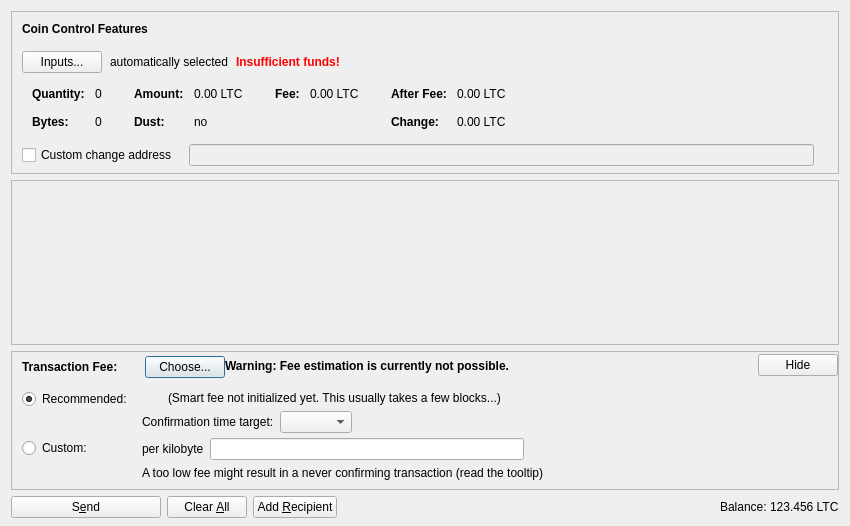
Old version of the form src/qt/forms/sendcoinsdialog.ui in the repository minblock/majesteescoin.
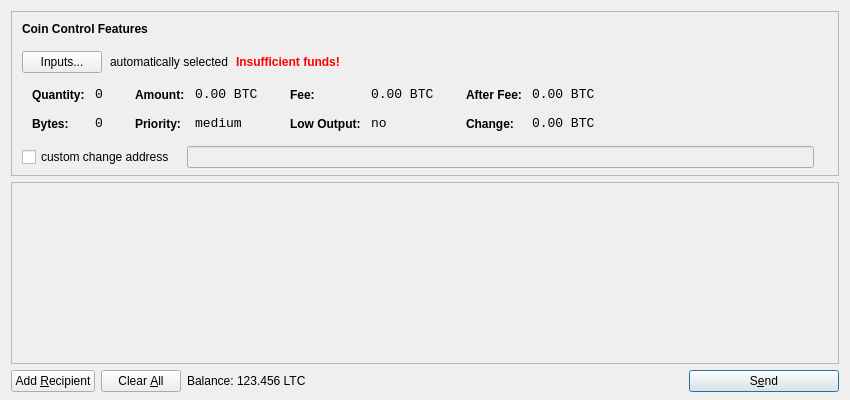
New version of the form. Icons and pictures are not drawn. Custom widgets are drawn as their Qt base class.

Diff of the .ui file:
```diff
--- a/src/qt/forms/sendcoinsdialog.ui
+++ b/src/qt/forms/sendcoinsdialog.ui
@@ -7,13 +7,13 @@
     <x>0</x>
     <y>0</y>
     <width>850</width>
-    <height>526</height>
+    <height>400</height>
    </rect>
   </property>
   <property name="windowTitle">
    <string>Send Coins</string>
   </property>
-  <layout class="QVBoxLayout" name="verticalLayout" stretch="0,1,0,0">
+  <layout class="QVBoxLayout" name="verticalLayout" stretch="0,1,0">
    <property name="bottomMargin">
     <number>8</number>
    </property>
@@ -39,7 +39,7 @@
      </property>
      <layout class="QVBoxLayout" name="verticalLayoutCoinControl2">
       <property name="spacing">
-       <number>0</number>
+       <number>-1</number>
       </property>
       <property name="leftMargin">
        <number>0</number>
@@ -109,9 +109,6 @@
             <property name="text">
              <string>Inputs...</string>
             </property>
-            <property name="autoDefault">
-             <bool>false</bool>
-            </property>
            </widget>
           </item>
           <item>
@@ -176,16 +173,7 @@
            <string notr="true"/>
           </property>
           <layout class="QHBoxLayout" name="horizontalLayoutCoinControl5">
-           <property name="leftMargin">
-            <number>0</number>
-           </property>
-           <property name="topMargin">
-            <number>0</number>
-           </property>
-           <property name="rightMargin">
-            <number>0</number>
-           </property>
-           <property name="bottomMargin">
+           <property name="margin">
             <number>0</number>
            </property>
            <item>
@@ -218,11 +206,8 @@
                </property>
                <item row="0" column="0">
                 <widget class="QLabel" name="labelCoinControlQuantityText">
-                 <property name="font">
-                  <font>
-                   <weight>75</weight>
-                   <bold>true</bold>
-                  </font>
+                 <property name="styleSheet">
+                  <string notr="true">font-weight:bold;</string>
                  </property>
                  <property name="text">
                   <string>Quantity:</string>
@@ -234,6 +219,12 @@
                </item>
                <item row="0" column="1">
                 <widget class="QLabel" name="labelCoinControlQuantity">
+                 <property name="font">
+                  <font>
+                   <family>Monospace</family>
+                   <pointsize>10</pointsize>
+                  </font>
+                 </property>
                  <property name="cursor">
                   <cursorShape>IBeamCursor</cursorShape>
                  </property>
@@ -253,11 +244,8 @@
                </item>
                <item row="1" column="0">
                 <widget class="QLabel" name="labelCoinControlBytesText">
-                 <property name="font">
-                  <font>
-                   <weight>75</weight>
-                   <bold>true</bold>
-                  </font>
+                 <property name="styleSheet">
+                  <string notr="true">font-weight:bold;</string>
                  </property>
                  <property name="text">
                   <string>Bytes:</string>
@@ -266,6 +254,12 @@
                </item>
                <item row="1" column="1">
                 <widget class="QLabel" name="labelCoinControlBytes">
+                 <property name="font">
+                  <font>
+                   <family>Monospace</family>
+                   <pointsize>10</pointsize>
+                  </font>
+                 </property>
                  <property name="cursor">
                   <cursorShape>IBeamCursor</cursorShape>
                  </property>
@@ -301,11 +295,8 @@
                </property>
                <item row="0" column="0">
                 <widget class="QLabel" name="labelCoinControlAmountText">
-                 <property name="font">
-                  <font>
-                   <weight>75</weight>
-                   <bold>true</bold>
-                  </font>
+                 <property name="styleSheet">
+                  <string notr="true">font-weight:bold;</string>
                  </property>
                  <property name="text">
                   <string>Amount:</string>
@@ -317,6 +308,12 @@
                </item>
                <item row="0" column="1">
                 <widget class="QLabel" name="labelCoinControlAmount">
+                 <property name="font">
+                  <font>
+                   <family>Monospace</family>
+                   <pointsize>10</pointsize>
+                  </font>
+                 </property>
                  <property name="cursor">
                   <cursorShape>IBeamCursor</cursorShape>
                  </property>
@@ -324,7 +321,7 @@
                   <enum>Qt::ActionsContextMenu</enum>
                  </property>
                  <property name="text">
-                  <string notr="true">0.00 LTC</string>
+                  <string notr="true">0.00 BTC</string>
                  </property>
                  <property name="textInteractionFlags">
                   <set>Qt::LinksAccessibleByMouse|Qt::TextSelectableByKeyboard|Qt::TextSelectableByMouse</set>
@@ -332,20 +329,23 @@
                 </widget>
                </item>
                <item row="1" column="0">
-                <widget class="QLabel" name="labelCoinControlLowOutputText">
-                 <property name="font">
-                  <font>
-                   <weight>75</weight>
-                   <bold>true</bold>
-                  </font>
+                <widget class="QLabel" name="labelCoinControlPriorityText">
+                 <property name="styleSheet">
+                  <string notr="true">font-weight:bold;</string>
                  </property>
                  <property name="text">
-                  <string>Dust:</string>
+                  <string>Priority:</string>
                  </property>
                 </widget>
                </item>
                <item row="1" column="1">
-                <widget class="QLabel" name="labelCoinControlLowOutput">
+                <widget class="QLabel" name="labelCoinControlPriority">
+                 <property name="font">
+                  <font>
+                   <family>Monospace</family>
+                   <pointsize>10</pointsize>
+                  </font>
+                 </property>
                  <property name="cursor">
                   <cursorShape>IBeamCursor</cursorShape>
                  </property>
@@ -353,7 +353,7 @@
                   <enum>Qt::ActionsContextMenu</enum>
                  </property>
                  <property name="text">
-                  <string notr="true">no</string>
+                  <string>medium</string>
                  </property>
                  <property name="textInteractionFlags">
                   <set>Qt::LinksAccessibleByMouse|Qt::TextSelectableByKeyboard|Qt::TextSelectableByMouse</set>
@@ -381,11 +381,8 @@
                </property>
                <item row="0" column="0">
                 <widget class="QLabel" name="labelCoinControlFeeText">
-                 <property name="font">
-                  <font>
-                   <weight>75</weight>
-                   <bold>true</bold>
-                  </font>
+                 <property name="styleSheet">
+                  <string notr="true">font-weight:bold;</string>
                  </property>
                  <property name="text">
                   <string>Fee:</string>
@@ -397,6 +394,12 @@
                </item>
                <item row="0" column="1">
                 <widget class="QLabel" name="labelCoinControlFee">
+                 <property name="font">
+                  <font>
+                   <family>Monospace</family>
+                   <pointsize>10</pointsize>
+                  </font>
+                 </property>
                  <property name="cursor">
                   <cursorShape>IBeamCursor</cursorShape>
                  </property>
@@ -404,7 +407,39 @@
                   <enum>Qt::ActionsContextMenu</enum>
                  </property>
                  <property name="text">
-                  <string notr="true">0.00 LTC</string>
+                  <string notr="true">0.00 BTC</string>
+                 </property>
+                 <property name="textInteractionFlags">
+                  <set>Qt::LinksAccessibleByMouse|Qt::TextSelectableByKeyboard|Qt::TextSelectableByMouse</set>
+                 </property>
+                </widget>
+               </item>
+               <item row="1" column="0">
+                <widget class="QLabel" name="labelCoinControlLowOutputText">
+                 <property name="styleSheet">
+                  <string notr="true">font-weight:bold;</string>
+                 </property>
+                 <property name="text">
+                  <string>Low Output:</string>
+                 </property>
+                </widget>
+               </item>
+               <item row="1" column="1">
+                <widget class="QLabel" name="labelCoinControlLowOutput">
+                 <property name="font">
+                  <font>
+                   <family>Monospace</family>
+                   <pointsize>10</pointsize>
+                  </font>
+                 </property>
+                 <property name="cursor">
+                  <cursorShape>IBeamCursor</cursorShape>
+                 </property>
+                 <property name="contextMenuPolicy">
+                  <enum>Qt::ActionsContextMenu</enum>
+                 </property>
+                 <property name="text">
+                  <string>no</string>
                  </property>
                  <property name="textInteractionFlags">
                   <set>Qt::LinksAccessibleByMouse|Qt::TextSelectableByKeyboard|Qt::TextSelectableByMouse</set>
@@ -432,11 +467,8 @@
                </property>
                <item row="0" column="0">
                 <widget class="QLabel" name="labelCoinControlAfterFeeText">
-                 <property name="font">
-                  <font>
-                   <weight>75</weight>
-                   <bold>true</bold>
-                  </font>
+                 <property name="styleSheet">
+                  <string notr="true">font-weight:bold;</string>
                  </property>
                  <property name="text">
                   <string>After Fee:</string>
@@ -448,6 +480,12 @@
                </item>
                <item row="0" column="1">
                 <widget class="QLabel" name="labelCoinControlAfterFee">
+                 <property name="font">
+                  <font>
+                   <family>Monospace</family>
+                   <pointsize>10</pointsize>
+                  </font>
+                 </property>
                  <property name="cursor">
                   <cursorShape>IBeamCursor</cursorShape>
                  </property>
@@ -455,7 +493,7 @@
                   <enum>Qt::ActionsContextMenu</enum>
                  </property>
                  <property name="text">
-                  <string notr="true">0.00 LTC</string>
+                  <string notr="true">0.00 BTC</string>
                  </property>
                  <property name="textInteractionFlags">
                   <set>Qt::LinksAccessibleByMouse|Qt::TextSelectableByKeyboard|Qt::TextSelectableByMouse</set>
@@ -464,11 +502,8 @@
                </item>
                <item row="1" column="0">
                 <widget class="QLabel" name="labelCoinControlChangeText">
-                 <property name="font">
-                  <font>
-                   <weight>75</weight>
-                   <bold>true</bold>
-                  </font>
+                 <property name="styleSheet">
+                  <string notr="true">font-weight:bold;</string>
                  </property>
                  <property name="text">
                   <string>Change:</string>
@@ -477,6 +512,12 @@
                </item>
                <item row="1" column="1">
                 <widget class="QLabel" name="labelCoinControlChange">
+                 <property name="font">
+                  <font>
+                   <family>Monospace</family>
+                   <pointsize>10</pointsize>
+                  </font>
+                 </property>
                  <property name="cursor">
                   <cursorShape>IBeamCursor</cursorShape>
                  </property>
@@ -484,7 +525,7 @@
                   <enum>Qt::ActionsContextMenu</enum>
                  </property>
                  <property name="text">
-                  <string notr="true">0.00 LTC</string>
+                  <string notr="true">0.00 BTC</string>
                  </property>
                  <property name="textInteractionFlags">
                   <set>Qt::LinksAccessibleByMouse|Qt::TextSelectableByKeyboard|Qt::TextSelectableByMouse</set>
@@ -514,16 +555,13 @@
           </property>
           <item>
            <widget class="QCheckBox" name="checkBoxCoinControlChange">
-            <property name="toolTip">
-             <string>If this is activated, but the change address is empty or invalid, change will be sent to a newly generated address.</string>
-            </property>
             <property name="text">
-             <string>Custom change address</string>
+             <string>custom change address</string>
             </property>
            </widget>
           </item>
           <item>
-           <widget class="QValidatedLineEdit" name="lineEditCoinControlChange">
+           <widget class="QLineEdit" name="lineEditCoinControlChange">
             <property name="enabled">
              <bool>false</bool>
             </property>
@@ -588,20 +626,11 @@
         <x>0</x>
         <y>0</y>
         <width>830</width>
-        <height>104</height>
+        <height>165</height>
        </rect>
       </property>
-      <layout class="QVBoxLayout" name="verticalLayout_2" stretch="0,1">
-       <property name="leftMargin">
-        <number>0</number>
-       </property>
-       <property name="topMargin">
-        <number>0</number>
-       </property>
-       <property name="rightMargin">
-        <number>0</number>
-       </property>
-       <property name="bottomMargin">
+      <layout class="QVBoxLayout" name="verticalLayout_2">
+       <property name="margin">
         <number>0</number>
        </property>
        <item>
@@ -628,497 +657,23 @@
      </widget>
     </widget>
    </item>
-   <item>
-    <widget class="QFrame" name="frameFee">
-     <property name="sizePolicy">
-      <sizepolicy hsizetype="Expanding" vsizetype="Expanding">
-       <horstretch>0</horstretch>
-       <verstretch>0</verstretch>
-      </sizepolicy>
-     </property>
-     <property name="maximumSize">
-      <size>
-       <width>16777215</width>
-       <height>16777215</height>
-      </size>
-     </property>
-     <property name="frameShape">
-      <enum>QFrame::StyledPanel</enum>
-     </property>
-     <property name="frameShadow">
-      <enum>QFrame::Sunken</enum>
-     </property>
-     <layout class="QVBoxLayout" name="verticalLayoutFee1">
-      <property name="spacing">
-       <number>0</number>
-      </property>
-      <property name="leftMargin">
-       <number>0</number>
-      </property>
-      <property name="topMargin">
-       <number>0</number>
-      </property>
-      <property name="rightMargin">
-       <number>0</number>
-      </property>
-      <property name="bottomMargin">
-       <number>0</number>
-      </property>
-      <item>
-       <layout class="QVBoxLayout" name="verticalLayoutFee2" stretch="0,0,0">
-        <property name="spacing">
-         <number>0</number>
-        </property>
-        <property name="leftMargin">
-         <number>10</number>
-        </property>
-        <property name="topMargin">
-         <number>0</number>
-        </property>
-        <item>
-         <layout class="QHBoxLayout" name="horizontalLayoutFee1">
-          <property name="bottomMargin">
-           <number>0</number>
-          </property>
-          <item>
-           <layout class="QVBoxLayout" name="verticalLayoutFee7">
-            <property name="spacing">
-             <number>0</number>
-            </property>
-            <item>
-             <spacer name="verticalSpacerSmartFee">
-              <property name="orientation">
-               <enum>Qt::Vertical</enum>
-              </property>
-              <property name="sizeType">
-               <enum>QSizePolicy::Fixed</enum>
-              </property>
-              <property name="sizeHint" stdset="0">
-               <size>
-                <width>1</width>
-                <height>4</height>
-               </size>
-              </property>
-             </spacer>
-            </item>
-            <item>
-             <layout class="QHBoxLayout" name="horizontalLayoutSmartFee">
-              <property name="spacing">
-               <number>10</number>
-              </property>
-              <item>
-               <widget class="QLabel" name="labelFeeHeadline">
-                <property name="sizePolicy">
-                 <sizepolicy hsizetype="Preferred" vsizetype="Maximum">
-                  <horstretch>0</horstretch>
-                  <verstretch>0</verstretch>
-                 </sizepolicy>
-                </property>
-                <property name="font">
-                 <font>
-                  <weight>75</weight>
-                  <bold>true</bold>
-                 </font>
-                </property>
-                <property name="styleSheet">
-                 <string notr="true">font-weight:bold;</string>
-                </property>
-                <property name="text">
-                 <string>Transaction Fee:</string>
-                </property>
-               </widget>
-              </item>
-              <item>
-               <widget class="QLabel" name="labelFeeMinimized">
-                <property name="text">
-                 <string/>
-                </property>
-               </widget>
-              </item>
-              <item>
-               <widget class="QPushButton" name="buttonChooseFee">
-                <property name="text">
-                 <string>Choose...</string>
-                </property>
-               </widget>
-              </item>
-             </layout>
-            </item>
-            <item>
-             <spacer name="verticalSpacer_5">
-              <property name="orientation">
-               <enum>Qt::Vertical</enum>
-              </property>
-              <property name="sizeHint" stdset="0">
-               <size>
-                <width>1</width>
-                <height>1</height>
-               </size>
-              </property>
-             </spacer>
-            </item>
-           </layout>
-          </item>
-          <item>
-           <widget class="QLabel" name="fallbackFeeWarningLabel">
-            <property name="toolTip">
-             <string>Using the fallbackfee can result in sending a transaction that will take several hours or days (or never) to confirm. Consider choosing your fee manually or wait until you have validated the complete chain.</string>
-            </property>
-            <property name="font">
-            <font>
-                <weight>75</weight>
-                <bold>true</bold>
-            </font>
-            </property>
-            <property name="text">
-             <string>Warning: Fee estimation is currently not possible.</string>
-            </property>
-            <property name="wordWrap">
-             <bool>false</bool>
-            </property>
-           </widget>
-          </item>
-          <item>
-           <spacer name="horizontalSpacer_4">
-            <property name="orientation">
-             <enum>Qt::Horizontal</enum>
-            </property>
-            <property name="sizeType">
-             <enum>QSizePolicy::MinimumExpanding</enum>
-            </property>
-            <property name="sizeHint" stdset="0">
-             <size>
-              <width>40</width>
-              <height>20</height>
-             </size>
-            </property>
-           </spacer>
-          </item>
-          <item>
-           <widget class="QPushButton" name="buttonMinimizeFee">
-            <property name="toolTip">
-             <string>collapse fee-settings</string>
-            </property>
-            <property name="text">
-             <string>Hide</string>
-            </property>
-           </widget>
-          </item>
-         </layout>
-        </item>
-        <item>
-         <widget class="QFrame" name="frameFeeSelection">
-          <layout class="QVBoxLayout" name="verticalLayoutFee12">
-           <property name="spacing">
-            <number>0</number>
-           </property>
-           <property name="leftMargin">
-            <number>0</number>
-           </property>
-           <property name="topMargin">
-            <number>0</number>
-           </property>
-           <property name="rightMargin">
-            <number>0</number>
-           </property>
-           <property name="bottomMargin">
-            <number>0</number>
-           </property>
-           <item>
-            <layout class="QGridLayout" name="gridLayoutFee">
-             <property name="topMargin">
-              <number>10</number>
-             </property>
-             <property name="bottomMargin">
-              <number>4</number>
-             </property>
-             <property name="horizontalSpacing">
-              <number>10</number>
-             </property>
-             <property name="verticalSpacing">
-              <number>4</number>
-             </property>
-             <item row="1" column="1">
-              <layout class="QVBoxLayout" name="verticalLayoutFee8">
-               <property name="spacing">
-                <number>6</number>
-               </property>
-               <item>
-                <layout class="QHBoxLayout" name="horizontalLayoutFee13">
-                 <item>
-                  <widget class="QLabel" name="labelCustomPerKilobyte">
-                   <property name="toolTip">
-                    <string>Specify a custom fee per kB (1,000 bytes) of the transaction's virtual size.
-
-Note:  Since the fee is calculated on a per-byte basis, a fee of "100 satoshis per kB" for a transaction size of 500 bytes (half of 1 kB) would ultimately yield a fee of only 50 satoshis.</string>
-                   </property>
-                   <property name="text">
-                    <string>per kilobyte</string>
-                   </property>
-                  </widget>
-                 </item>
-                 <item>
-                  <widget class="BitcoinAmountField" name="customFee"/>
-                 </item>
-                 <item>
-                  <spacer name="horizontalSpacer_6">
-                   <property name="orientation">
-                    <enum>Qt::Horizontal</enum>
-                   </property>
-                   <property name="sizeHint" stdset="0">
-                    <size>
-                     <width>1</width>
-                     <height>1</height>
-                    </size>
-                   </property>
-                  </spacer>
-                 </item>
-                </layout>
-               </item>
-               <item>
-                <layout class="QHBoxLayout" name="horizontalLayoutFee8">
-                 <item>
-                  <widget class="QLabel" name="labelCustomFeeWarning">
-                   <property name="enabled">
-                    <bool>true</bool>
-                   </property>
-                   <property name="toolTip">
-                    <string>When there is less transaction volume than space in the blocks, miners as well as relaying nodes may enforce a minimum fee. Paying only this minimum fee is just fine, but be aware that this can result in a never confirming transaction once there is more demand for majestees transactions than the network can process.</string>
-                   </property>
-                   <property name="text">
-                    <string>A too low fee might result in a never confirming transaction (read the tooltip)</string>
-                   </property>
-                  </widget>
-                 </item>
-                 <item>
-                  <spacer name="horizontalSpacer_2">
-                   <property name="orientation">
-                    <enum>Qt::Horizontal</enum>
-                   </property>
-                   <property name="sizeHint" stdset="0">
-                    <size>
-                     <width>1</width>
-                     <height>1</height>
-                    </size>
-                   </property>
-                  </spacer>
-                 </item>
-                </layout>
-               </item>
-              </layout>
-             </item>
-             <item row="0" column="0">
-              <layout class="QVBoxLayout" name="verticalLayoutFee4" stretch="0,1">
-               <item>
-                <widget class="QRadioButton" name="radioSmartFee">
-                 <property name="text">
-                  <string>Recommended:</string>
-                 </property>
-                 <property name="checked">
-                  <bool>true</bool>
-                 </property>
-                 <attribute name="buttonGroup">
-                  <string notr="true">groupFee</string>
-                 </attribute>
-                </widget>
-               </item>
-               <item>
-                <spacer name="verticalSpacer_2">
-                 <property name="orientation">
-                  <enum>Qt::Vertical</enum>
-                 </property>
-                 <property name="sizeHint" stdset="0">
-                  <size>
-                   <width>1</width>
-                   <height>1</height>
-                  </size>
-                 </property>
-                </spacer>
-               </item>
-              </layout>
-             </item>
-             <item row="1" column="0">
-              <layout class="QVBoxLayout" name="verticalLayoutFee9" stretch="0,1">
-               <item>
-                <widget class="QRadioButton" name="radioCustomFee">
-                 <property name="text">
-                  <string>Custom:</string>
-                 </property>
-                 <attribute name="buttonGroup">
-                  <string notr="true">groupFee</string>
-                 </attribute>
-                </widget>
-               </item>
-               <item>
-                <spacer name="verticalSpacer_6">
-                 <property name="orientation">
-                  <enum>Qt::Vertical</enum>
-                 </property>
-                 <property name="sizeHint" stdset="0">
-                  <size>
-                   <width>1</width>
-                   <height>1</height>
-                  </size>
-                 </property>
-                </spacer>
-               </item>
-              </layout>
-             </item>
-             <item row="0" column="1">
-              <layout class="QVBoxLayout" name="verticalLayoutFee3" stretch="0,0,1">
-               <property name="spacing">
-                <number>6</number>
-               </property>
-               <property name="topMargin">
-                <number>2</number>
-               </property>
-               <item>
-                <layout class="QHBoxLayout" name="horizontalLayoutFee12">
-                 <item>
-                  <widget class="QLabel" name="labelSmartFee">
-                   <property name="text">
-                    <string/>
-                   </property>
-                  </widget>
-                 </item>
-                 <item>
-                  <widget class="QLabel" name="labelFeeEstimation">
-                   <property name="text">
-                    <string/>
-                   </property>
-                  </widget>
-                 </item>
-                 <item>
-                  <widget class="QLabel" name="labelSmartFee2">
-                   <property name="text">
-                    <string>(Smart fee not initialized yet. This usually takes a few blocks...)</string>
-                   </property>
-                  </widget>
-                 </item>
-                 <item>
-                  <spacer name="horizontalSpacer_5">
-                   <property name="orientation">
-                    <enum>Qt::Horizontal</enum>
-                   </property>
-                   <property name="sizeHint" stdset="0">
-                    <size>
-                     <width>1</width>
-                     <height>1</height>
-                    </size>
-                   </property>
-                  </spacer>
-                 </item>
-                </layout>
-               </item>
-               <item>
-                <layout class="QHBoxLayout" name="horizontalLayoutFee9">
-                 <item>
-                  <layout class="QVBoxLayout" name="verticalLayoutFee6">
-                   <item>
-                    <widget class="QLabel" name="labelSmartFee3">
-                     <property name="text">
-                      <string>Confirmation time target:</string>
-                     </property>
-                    </widget>
-                   </item>
-                  </layout>
-                 </item>
-                 <item>
-                  <layout class="QVBoxLayout" name="verticalLayoutFee5">
-                   <property name="rightMargin">
-                    <number>30</number>
-                   </property>
-                   <item>
-                    <layout class="QHBoxLayout" name="horizontalLayoutConfTarget">
-                     <property name="bottomMargin">
-                      <number>0</number>
-                     </property>
-                     <item>
-                      <widget class="QComboBox" name="confTargetSelector"/>
-                     </item>
-                     <item>
-                      <spacer name="horizontalSpacerConfTarget">
-                       <property name="orientation">
-                        <enum>Qt::Horizontal</enum>
-                       </property>
-                       <property name="sizeHint" stdset="0">
-                        <size>
-                         <width>40</width>
-                         <height>20</height>
-                        </size>
-                       </property>
-                      </spacer>
-                     </item>
-                    </layout>
-                   </item>
-                  </layout>
-                 </item>
-                </layout>
-               </item>
-               <item>
-                <spacer name="verticalSpacer_4">
-                 <property name="orientation">
-                  <enum>Qt::Vertical</enum>
-                 </property>
-                 <property name="sizeHint" stdset="0">
-                  <size>
-                   <width>1</width>
-                   <height>1</height>
-                  </size>
-                 </property>
-                </spacer>
-               </item>
-              </layout>
-             </item>
-            </layout>
-           </item>
-          </layout>
-         </widget>
-        </item>
-        <item>
-         <spacer name="verticalSpacerFee">
-          <property name="orientation">
-           <enum>Qt::Vertical</enum>
-          </property>
-          <property name="sizeHint" stdset="0">
-           <size>
-            <width>40</width>
-            <height>5</height>
-           </size>
-          </property>
-         </spacer>
-        </item>
-       </layout>
-      </item>
-     </layout>
-    </widget>
-   </item>
    <item>
     <layout class="QHBoxLayout" name="horizontalLayout">
      <item>
-      <widget class="QPushButton" name="sendButton">
-       <property name="minimumSize">
-        <size>
-         <width>150</width>
-         <height>0</height>
-        </size>
-       </property>
+      <widget class="QPushButton" name="addButton">
        <property name="toolTip">
-        <string>Confirm the send action</string>
+        <string>Send to multiple recipients at once</string>
        </property>
        <property name="text">
-        <string>S&amp;end</string>
+        <string>Add &amp;Recipient</string>
        </property>
        <property name="icon">
         <iconset resource="../bitcoin.qrc">
-         <normaloff>:/icons/send</normaloff>:/icons/send</iconset>
+         <normaloff>:/icons/add</normaloff>:/icons/add</iconset>
        </property>
        <property name="autoDefault">
         <bool>false</bool>
        </property>
-       <property name="default">
-        <bool>false</bool>
-       </property>
       </widget>
      </item>
      <item>
@@ -1130,7 +685,7 @@
         </sizepolicy>
        </property>
        <property name="toolTip">
-        <string>Clear all fields of the form.</string>
+        <string>Remove all transaction fields</string>
        </property>
        <property name="text">
         <string>Clear &amp;All</string>
@@ -1139,41 +694,14 @@
         <iconset resource="../bitcoin.qrc">
          <normaloff>:/icons/remove</normaloff>:/icons/remove</iconset>
        </property>
-       <property name="autoDefault">
-        <bool>false</bool>
+       <property name="autoRepeatDelay">
+        <number>300</number>
        </property>
-      </widget>
-     </item>
-     <item>
-      <widget class="QPushButton" name="addButton">
-       <property name="toolTip">
-        <string>Send to multiple recipients at once</string>
-       </property>
-       <property name="text">
-        <string>Add &amp;Recipient</string>
-       </property>
-       <property name="icon">
-        <iconset resource="../bitcoin.qrc">
-         <normaloff>:/icons/add</normaloff>:/icons/add</iconset>
-       </property>
        <property name="autoDefault">
         <bool>false</bool>
        </property>
       </widget>
      </item>
-     <item>
-      <spacer name="horizontalSpacer">
-       <property name="orientation">
-        <enum>Qt::Horizontal</enum>
-       </property>
-       <property name="sizeHint" stdset="0">
-        <size>
-         <width>40</width>
-         <height>20</height>
-        </size>
-       </property>
-      </spacer>
-     </item>
      <item>
       <layout class="QHBoxLayout" name="horizontalLayout_2">
        <property name="spacing">
@@ -1181,12 +709,6 @@
        </property>
        <item>
         <widget class="QLabel" name="label">
-         <property name="sizePolicy">
-          <sizepolicy hsizetype="Preferred" vsizetype="Fixed">
-           <horstretch>0</horstretch>
-           <verstretch>0</verstretch>
-          </sizepolicy>
-         </property>
          <property name="text">
           <string>Balance:</string>
          </property>
@@ -1194,17 +716,11 @@
        </item>
        <item>
         <widget class="QLabel" name="labelBalance">
-         <property name="sizePolicy">
-          <sizepolicy hsizetype="Preferred" vsizetype="Fixed">
-           <horstretch>0</horstretch>
-           <verstretch>0</verstretch>
-          </sizepolicy>
-         </property>
          <property name="cursor">
           <cursorShape>IBeamCursor</cursorShape>
          </property>
          <property name="text">
-          <string notr="true">123.456 LTC</string>
+          <string>123.456 LTC</string>
          </property>
          <property name="textInteractionFlags">
           <set>Qt::LinksAccessibleByMouse|Qt::TextSelectableByKeyboard|Qt::TextSelectableByMouse</set>
@@ -1213,23 +729,46 @@
        </item>
       </layout>
      </item>
+     <item>
+      <spacer name="horizontalSpacer">
+       <property name="orientation">
+        <enum>Qt::Horizontal</enum>
+       </property>
+       <property name="sizeHint" stdset="0">
+        <size>
+         <width>40</width>
+         <height>20</height>
+        </size>
+       </property>
+      </spacer>
+     </item>
+     <item>
+      <widget class="QPushButton" name="sendButton">
+       <property name="minimumSize">
+        <size>
+         <width>150</width>
+         <height>0</height>
+        </size>
+       </property>
+       <property name="toolTip">
+        <string>Confirm the send action</string>
+       </property>
+       <property name="text">
+        <string>S&amp;end</string>
+       </property>
+       <property name="icon">
+        <iconset resource="../bitcoin.qrc">
+         <normaloff>:/icons/send</normaloff>:/icons/send</iconset>
+       </property>
+       <property name="default">
+        <bool>true</bool>
+       </property>
+      </widget>
+     </item>
     </layout>
    </item>
   </layout>
  </widget>
- <customwidgets>
-  <customwidget>
-   <class>QValidatedLineEdit</class>
-   <extends>QLineEdit</extends>
-   <header>qt/qvalidatedlineedit.h</header>
-  </customwidget>
-  <customwidget>
-   <class>BitcoinAmountField</class>
-   <extends>QLineEdit</extends>
-   <header>qt/bitcoinamountfield.h</header>
-   <container>1</container>
-  </customwidget>
- </customwidgets>
  <resources>
   <include location="../bitcoin.qrc"/>
  </resources>
```
Left out of the diff: 3 changed lines with no effect on the pictures.
